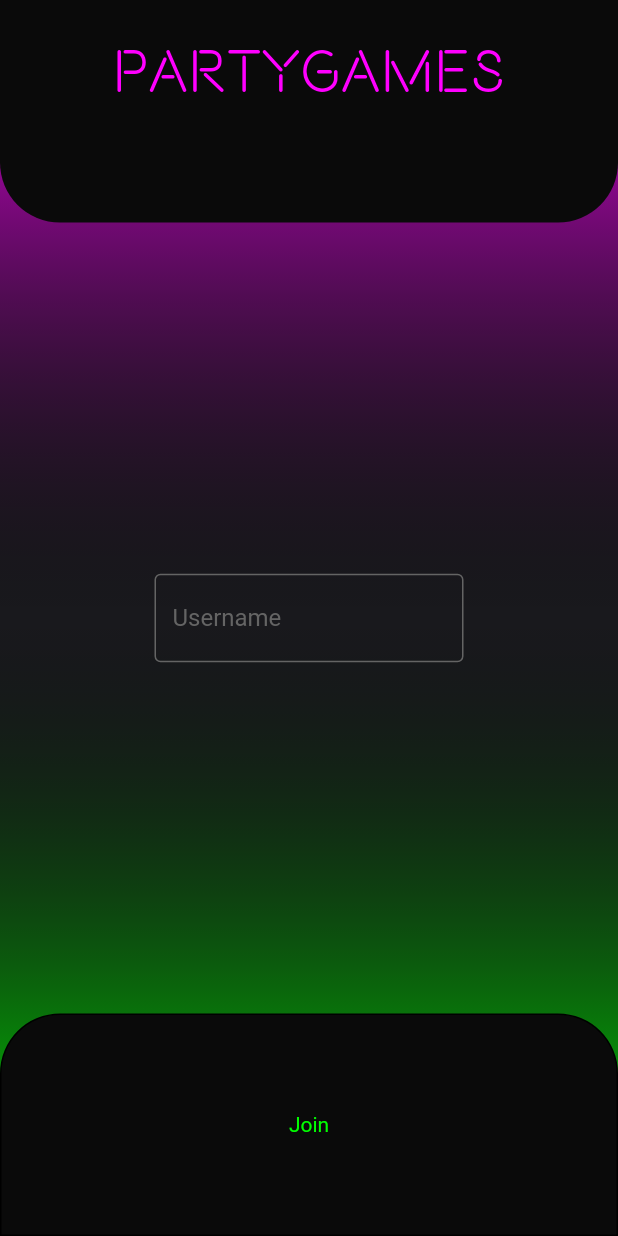
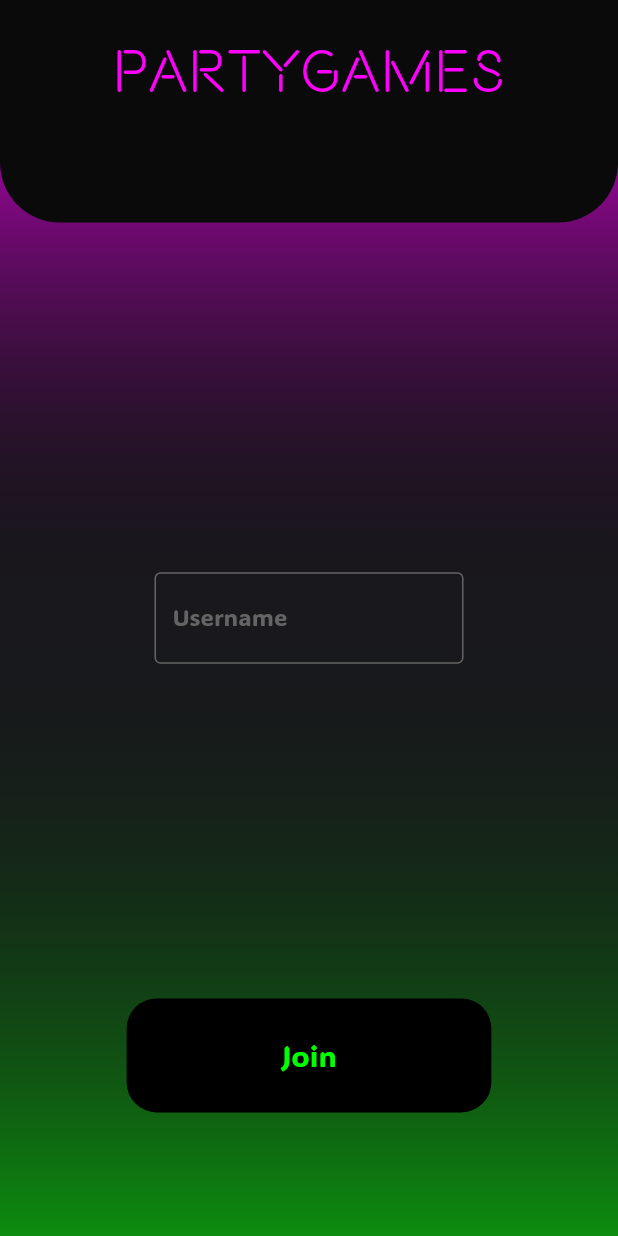
Before and after one commit to einArthur007/partygames, a Flutter app: the screen it shows after launch, on a phone screen of 412 x 824 dp. Run offline on Flutter 3.47's test engine with Material 2 defaults, Android fonts, the phone set to English and light mode, and no system bars; our stand-ins replace page_transition, shared_preferences.

Commit message:
Das gleiche wie dafor

```diff
--- a/lib/main.dart
+++ b/lib/main.dart
@@ -15,6 +15,7 @@ class MyApp extends StatelessWidget {
     return MaterialApp(
       debugShowCheckedModeBanner: false,
       theme: ThemeData(
+        fontFamily: 'Adlamd',
         primaryColorLight: const Color.fromARGB(255, 0, 255, 0),
         primaryColorDark: const Color.fromARGB(255, 255, 0, 255),
         scaffoldBackgroundColor: const Color.fromARGB(255, 25, 25, 29),
--- a/lib/models/button.dart
+++ b/lib/models/button.dart
@@ -12,15 +12,23 @@ class Button extends StatelessWidget {
   @override
   Widget build(BuildContext context) {
     return Container(
+      padding: EdgeInsets.only(
+        top: 25,
+        bottom: 25,
+        left: MediaQuery.of(context).size.width*0.25,
+        right: MediaQuery.of(context).size.width*0.25,
+      ),
       decoration: BoxDecoration(
-        border: border,
+        color: Colors.black,
+        borderRadius: BorderRadius.circular(20),
       ),
-        child: Text(
-          text,
-          style: TextStyle(
-            color: Theme.of(context).primaryColorLight,
-          ),
+      child: Text(
+        text,
+        style: TextStyle(
+          fontSize: 20,
+          color: Theme.of(context).primaryColorLight,
         ),
+      ),
     );
   }
 }
--- a/lib/models/input.dart
+++ b/lib/models/input.dart
@@ -13,8 +13,7 @@ class Input extends StatelessWidget {
 
   @override
   Widget build(BuildContext context) {
-    return SafeArea(
-      child: TextField(
+    return TextField(
       cursorColor: Theme.of(context).primaryColorLight,
       style: TextStyle(
         color: Theme.of(context).highlightColor,
@@ -36,7 +35,6 @@ class Input extends StatelessWidget {
           color: Theme.of(context).shadowColor,
         ),
       ),
-      ),
     );
   }
 }
--- a/lib/models/led.dart
+++ b/lib/models/led.dart
@@ -20,10 +20,7 @@ class LED extends StatelessWidget {
       width: MediaQuery.of(context).size.width,
       child: Container(
         decoration: BoxDecoration(
-          borderRadius: const BorderRadius.only(
-            bottomLeft: Radius.circular(40),
-            bottomRight: Radius.circular(40),
-          ),
+
           gradient: LinearGradient(
             begin: begin,
             end: end,
--- a/lib/pages/games.dart
+++ b/lib/pages/games.dart
@@ -56,7 +56,7 @@ class Games extends StatelessWidget {
                             },
                             child: Container(
                               decoration: BoxDecoration(
-                                borderRadius: BorderRadius.circular(40),
+                                borderRadius: BorderRadius.circular(20),
 /*                                 border: Border.all(
                                   color: fontColor,
                                 ), */
--- a/lib/pages/signin.dart
+++ b/lib/pages/signin.dart
@@ -36,9 +36,9 @@ class _SignInState extends State<SignIn> {
   }
 
   pageSwitch() {
-      if (pageChange) {
-        widget.setNewPage();
-      }
+    if (pageChange) {
+      widget.setNewPage();
+    }
   }
 
   TextEditingController input = TextEditingController();
@@ -52,7 +52,7 @@ class _SignInState extends State<SignIn> {
           child: Stack(
             children: [
               LED(
-                color: Theme.of(context).primaryColorLight,
+                color: Theme.of(context).primaryColorLight.withOpacity(0.5),
                 begin: Alignment.bottomCenter,
                 end: Alignment.center,
               ),
@@ -66,7 +66,14 @@ class _SignInState extends State<SignIn> {
                       await joinRequest(context);
                       pageSwitch();
                     },
-                    child: SizedBox(
+                    child: Container(
+                      alignment: Alignment.center,
+                      margin: EdgeInsets.only(bottom: MediaQuery.of(context).size.height*0.1),
+                      child: Button(
+                        text: 'Join',
+                        border: null,
+                      ),
+                    ), /* SizedBox(
                       height: MediaQuery.of(context).size.height * 0.18,
                       width: MediaQuery.of(context).size.width,
                       child: Container(
@@ -85,7 +92,7 @@ class _SignInState extends State<SignIn> {
                           ),
                         ),
                       ),
-                    ),
+                    ), */
                   ),
                 ],
               ),
--- a/pubspec.yaml
+++ b/pubspec.yaml
@@ -25,3 +25,6 @@ flutter:
   - family: Beon
     fonts:
       - asset: ./assets/Beon-Regular.ttf
+  - family: Adlamd
+    fonts:
+      - asset: ./assets/ADLaMDisplay-Regular.ttf
```
Also changed, not shown: assets/ADLaMDisplay-Regular.ttf (added). Lines whose indentation alone changed are shown as unchanged.
